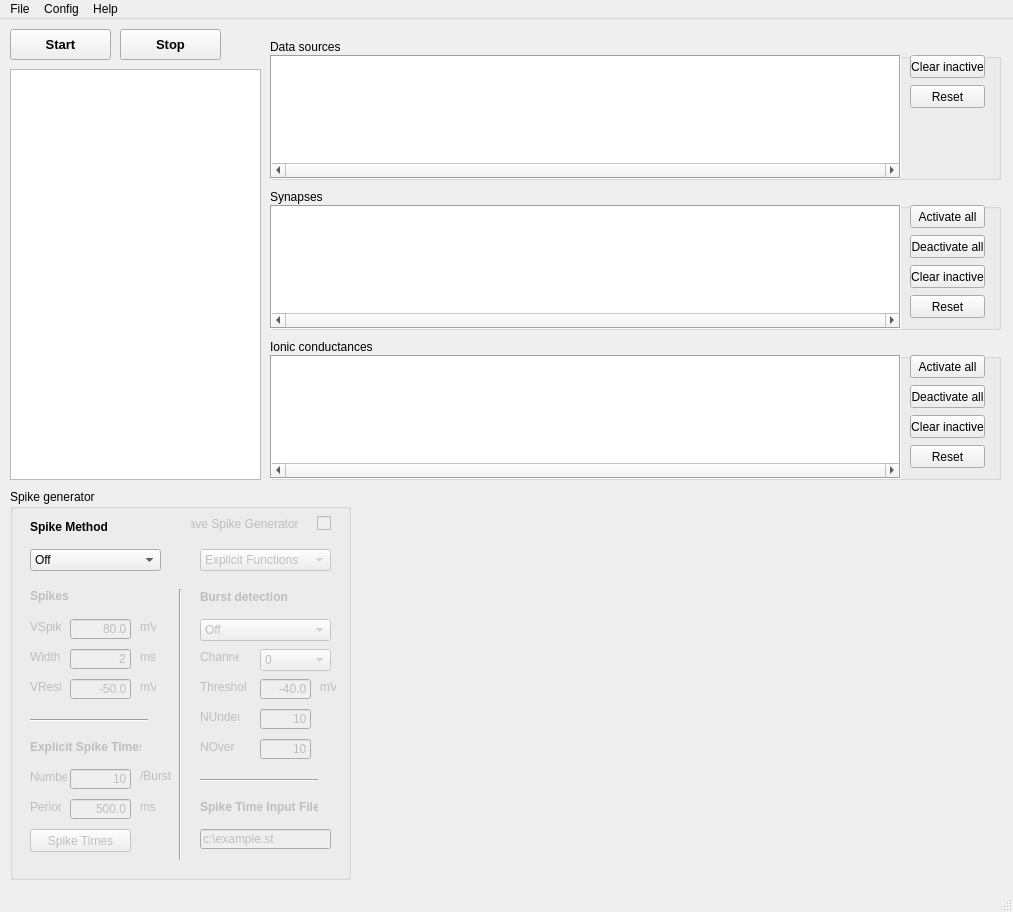
First picture: the form in src/gui/MainWin.ui, repository CompEphys-team/stdpc, before the edit.
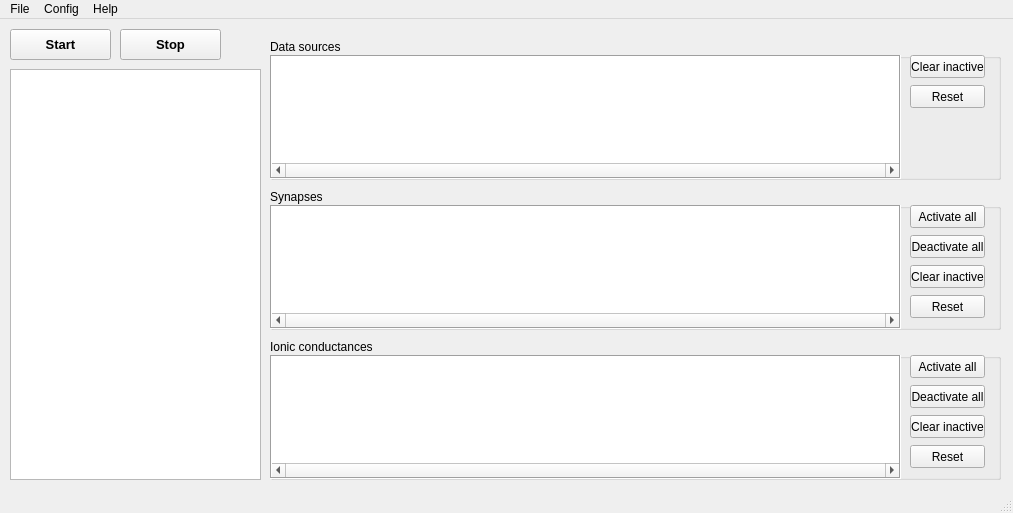
Second picture: the form after the edit. Custom widgets are drawn as their Qt base class.

Commit message:
Folded SpikeGen into Data Sources interface
SGs having instances is a bit pointless, as they'll all behave
identically (except for bias, but, really?). Then again, making SG an
exception among models would confuse the code base (and make future
enhancements more difficult).

Diff of the .ui file:
```diff
--- a/src/gui/MainWin.ui
+++ b/src/gui/MainWin.ui
@@ -7,7 +7,7 @@
     <x>0</x>
     <y>0</y>
     <width>1013</width>
-    <height>912</height>
+    <height>513</height>
    </rect>
   </property>
   <property name="windowTitle">
@@ -218,760 +218,6 @@
      </property>
     </widget>
    </widget>
-   <widget class="QGroupBox" name="groupBox">
-    <property name="geometry">
-     <rect>
-      <x>10</x>
-      <y>470</y>
-      <width>341</width>
-      <height>391</height>
-     </rect>
-    </property>
-    <property name="title">
-     <string>Spike generator</string>
-    </property>
-    <widget class="QComboBox" name="SGMethodCombo">
-     <property name="geometry">
-      <rect>
-       <x>20</x>
-       <y>60</y>
-       <width>131</width>
-       <height>22</height>
-      </rect>
-     </property>
-     <item>
-      <property name="text">
-       <string>Off</string>
-      </property>
-     </item>
-     <item>
-      <property name="text">
-       <string>Explicit spike times</string>
-      </property>
-     </item>
-     <item>
-      <property name="text">
-       <string>Spike times from file</string>
-      </property>
-     </item>
-     <item>
-      <property name="text">
-       <string>Voltage from file</string>
-      </property>
-     </item>
-    </widget>
-    <widget class="QComboBox" name="BurstDetectionCombo">
-     <property name="enabled">
-      <bool>false</bool>
-     </property>
-     <property name="geometry">
-      <rect>
-       <x>190</x>
-       <y>130</y>
-       <width>131</width>
-       <height>22</height>
-      </rect>
-     </property>
-     <item>
-      <property name="text">
-       <string>Off</string>
-      </property>
-     </item>
-     <item>
-      <property name="text">
-       <string>low-&gt;high detection</string>
-      </property>
-     </item>
-     <item>
-      <property name="text">
-       <string>high-&gt;low detection</string>
-      </property>
-     </item>
-    </widget>
-    <widget class="QLabel" name="label_31">
-     <property name="geometry">
-      <rect>
-       <x>20</x>
-       <y>30</y>
-       <width>77</width>
-       <height>16</height>
-      </rect>
-     </property>
-     <property name="font">
-      <font>
-       <weight>75</weight>
-       <bold>true</bold>
-      </font>
-     </property>
-     <property name="text">
-      <string>Spike Method</string>
-     </property>
-    </widget>
-    <widget class="QLabel" name="BurstDetectionL">
-     <property name="enabled">
-      <bool>false</bool>
-     </property>
-     <property name="geometry">
-      <rect>
-       <x>190</x>
-       <y>100</y>
-       <width>87</width>
-       <height>16</height>
-      </rect>
-     </property>
-     <property name="font">
-      <font>
-       <weight>75</weight>
-       <bold>true</bold>
-      </font>
-     </property>
-     <property name="text">
-      <string>Burst detection</string>
-     </property>
-    </widget>
-    <widget class="QLabel" name="SpikesL">
-     <property name="enabled">
-      <bool>false</bool>
-     </property>
-     <property name="geometry">
-      <rect>
-       <x>20</x>
-       <y>100</y>
-       <width>46</width>
-       <height>14</height>
-      </rect>
-     </property>
-     <property name="font">
-      <font>
-       <weight>75</weight>
-       <bold>true</bold>
-      </font>
-     </property>
-     <property name="text">
-      <string>Spikes</string>
-     </property>
-    </widget>
-    <widget class="QLabel" name="VSpikeL">
-     <property name="enabled">
-      <bool>false</bool>
-     </property>
-     <property name="geometry">
-      <rect>
-       <x>20</x>
-       <y>130</y>
-       <width>31</width>
-       <height>16</height>
-      </rect>
-     </property>
-     <property name="text">
-      <string>VSpike</string>
-     </property>
-    </widget>
-    <widget class="QLineEdit" name="VSpikeE">
-     <property name="enabled">
-      <bool>false</bool>
-     </property>
-     <property name="geometry">
-      <rect>
-       <x>60</x>
-       <y>130</y>
-       <width>61</width>
-       <height>20</height>
-      </rect>
-     </property>
-     <property name="inputMask">
-      <string/>
-     </property>
-     <property name="text">
-      <string>80.0</string>
-     </property>
-     <property name="maxLength">
-      <number>8</number>
-     </property>
-     <property name="alignment">
-      <set>Qt::AlignRight|Qt::AlignTrailing|Qt::AlignVCenter</set>
-     </property>
-    </widget>
-    <widget class="QLabel" name="VSpikeU">
-     <property name="enabled">
-      <bool>false</bool>
-     </property>
-     <property name="geometry">
-      <rect>
-       <x>130</x>
-       <y>130</y>
-       <width>16</width>
-       <height>16</height>
-      </rect>
-     </property>
-     <property name="text">
-      <string>mV</string>
-     </property>
-    </widget>
-    <widget class="QLabel" name="WidthL">
-     <property name="enabled">
-      <bool>false</bool>
-     </property>
-     <property name="geometry">
-      <rect>
-       <x>20</x>
-       <y>160</y>
-       <width>31</width>
-       <height>16</height>
-      </rect>
-     </property>
-     <property name="text">
-      <string>Width</string>
-     </property>
-    </widget>
-    <widget class="QLineEdit" name="WidthE">
-     <property name="enabled">
-      <bool>false</bool>
-     </property>
-     <property name="geometry">
-      <rect>
-       <x>60</x>
-       <y>160</y>
-       <width>61</width>
-       <height>20</height>
-      </rect>
-     </property>
-     <property name="inputMask">
-      <string/>
-     </property>
-     <property name="text">
-      <string>2</string>
-     </property>
-     <property name="maxLength">
-      <number>8</number>
-     </property>
-     <property name="alignment">
-      <set>Qt::AlignRight|Qt::AlignTrailing|Qt::AlignVCenter</set>
-     </property>
-    </widget>
-    <widget class="QLabel" name="WidthU">
-     <property name="enabled">
-      <bool>false</bool>
-     </property>
-     <property name="geometry">
-      <rect>
-       <x>130</x>
-       <y>160</y>
-       <width>16</width>
-       <height>16</height>
-      </rect>
-     </property>
-     <property name="text">
-      <string>ms</string>
-     </property>
-    </widget>
-    <widget class="QLabel" name="VRestL">
-     <property name="enabled">
-      <bool>false</bool>
-     </property>
-     <property name="geometry">
-      <rect>
-       <x>20</x>
-       <y>190</y>
-       <width>31</width>
-       <height>16</height>
-      </rect>
-     </property>
-     <property name="text">
-      <string>VRest</string>
-     </property>
-    </widget>
-    <widget class="QLineEdit" name="VRestE">
-     <property name="enabled">
-      <bool>false</bool>
-     </property>
-     <property name="geometry">
-      <rect>
-       <x>60</x>
-       <y>190</y>
-       <width>61</width>
-       <height>20</height>
-      </rect>
-     </property>
-     <property name="inputMask">
-      <string/>
-     </property>
-     <property name="text">
-      <string>-50.0</string>
-     </property>
-     <property name="maxLength">
-      <number>8</number>
-     </property>
-     <property name="alignment">
-      <set>Qt::AlignRight|Qt::AlignTrailing|Qt::AlignVCenter</set>
-     </property>
-    </widget>
-    <widget class="QLabel" name="VRestU">
-     <property name="enabled">
-      <bool>false</bool>
-     </property>
-     <property name="geometry">
-      <rect>
-       <x>130</x>
-       <y>190</y>
-       <width>16</width>
-       <height>16</height>
-      </rect>
-     </property>
-     <property name="text">
-      <string>mV</string>
-     </property>
-    </widget>
-    <widget class="QLabel" name="ExplicitSpikeTimesL">
-     <property name="enabled">
-      <bool>false</bool>
-     </property>
-     <property name="geometry">
-      <rect>
-       <x>20</x>
-       <y>250</y>
-       <width>111</width>
-       <height>16</height>
-      </rect>
-     </property>
-     <property name="font">
-      <font>
-       <weight>75</weight>
-       <bold>true</bold>
-      </font>
-     </property>
-     <property name="text">
-      <string>Explicit Spike Times</string>
-     </property>
-    </widget>
-    <widget class="QLineEdit" name="NumberE">
-     <property name="enabled">
-      <bool>false</bool>
-     </property>
-     <property name="geometry">
-      <rect>
-       <x>60</x>
-       <y>280</y>
-       <width>61</width>
-       <height>20</height>
-      </rect>
-     </property>
-     <property name="inputMask">
-      <string/>
-     </property>
-     <property name="text">
-      <string>10</string>
-     </property>
-     <property name="maxLength">
-      <number>2</number>
-     </property>
-     <property name="alignment">
-      <set>Qt::AlignRight|Qt::AlignTrailing|Qt::AlignVCenter</set>
-     </property>
-    </widget>
-    <widget class="QLabel" name="NumberL">
-     <property name="enabled">
-      <bool>false</bool>
-     </property>
-     <property name="geometry">
-      <rect>
-       <x>20</x>
-       <y>280</y>
-       <width>37</width>
-       <height>16</height>
-      </rect>
-     </property>
-     <property name="text">
-      <string>Number</string>
-     </property>
-    </widget>
-    <widget class="QLabel" name="NumberU">
-     <property name="enabled">
-      <bool>false</bool>
-     </property>
-     <property name="geometry">
-      <rect>
-       <x>130</x>
-       <y>280</y>
-       <width>46</width>
-       <height>14</height>
-      </rect>
-     </property>
-     <property name="text">
-      <string>/Burst</string>
-     </property>
-    </widget>
-    <widget class="QLineEdit" name="PeriodE">
-     <property name="enabled">
-      <bool>false</bool>
-     </property>
-     <property name="geometry">
-      <rect>
-       <x>60</x>
-       <y>310</y>
-       <width>61</width>
-       <height>20</height>
-      </rect>
-     </property>
-     <property name="inputMask">
-      <string/>
-     </property>
-     <property name="text">
-      <string>500.0</string>
-     </property>
-     <property name="maxLength">
-      <number>8</number>
-     </property>
-     <property name="alignment">
-      <set>Qt::AlignRight|Qt::AlignTrailing|Qt::AlignVCenter</set>
-     </property>
-    </widget>
-    <widget class="QLabel" name="PeriodL">
-     <property name="enabled">
-      <bool>false</bool>
-     </property>
-     <property name="geometry">
-      <rect>
-       <x>20</x>
-       <y>310</y>
-       <width>31</width>
-       <height>16</height>
-      </rect>
-     </property>
-     <property name="text">
-      <string>Period</string>
-     </property>
-    </widget>
-    <widget class="QLabel" name="PeriodU">
-     <property name="enabled">
-      <bool>false</bool>
-     </property>
-     <property name="geometry">
-      <rect>
-       <x>130</x>
-       <y>310</y>
-       <width>16</width>
-       <height>16</height>
-      </rect>
-     </property>
-     <property name="text">
-      <string>ms</string>
-     </property>
-    </widget>
-    <widget class="QPushButton" name="SpikeTimesBut">
-     <property name="enabled">
-      <bool>false</bool>
-     </property>
-     <property name="geometry">
-      <rect>
-       <x>20</x>
-       <y>340</y>
-       <width>101</width>
-       <height>23</height>
-      </rect>
-     </property>
-     <property name="text">
-      <string>Spike Times</string>
-     </property>
-    </widget>
-    <widget class="QLabel" name="ChannelL">
-     <property name="enabled">
-      <bool>false</bool>
-     </property>
-     <property name="geometry">
-      <rect>
-       <x>190</x>
-       <y>160</y>
-       <width>39</width>
-       <height>16</height>
-      </rect>
-     </property>
-     <property name="text">
-      <string>Channel</string>
-     </property>
-    </widget>
-    <widget class="QLineEdit" name="ThresholdE">
-     <property name="enabled">
-      <bool>false</bool>
-     </property>
-     <property name="geometry">
-      <rect>
-       <x>250</x>
-       <y>190</y>
-       <width>51</width>
-       <height>20</height>
-      </rect>
-     </property>
-     <property name="inputMask">
-      <string/>
-     </property>
-     <property name="text">
-      <string>-40.0</string>
-     </property>
-     <property name="maxLength">
-      <number>8</number>
-     </property>
-     <property name="alignment">
-      <set>Qt::AlignRight|Qt::AlignTrailing|Qt::AlignVCenter</set>
-     </property>
-    </widget>
-    <widget class="QLabel" name="ThresholdL">
-     <property name="enabled">
-      <bool>false</bool>
-     </property>
-     <property name="geometry">
-      <rect>
-       <x>190</x>
-       <y>190</y>
-       <width>47</width>
-       <height>16</height>
-      </rect>
-     </property>
-     <property name="text">
-      <string>Threshold</string>
-     </property>
-    </widget>
-    <widget class="QLabel" name="ThresholdU">
-     <property name="enabled">
-      <bool>false</bool>
-     </property>
-     <property name="geometry">
-      <rect>
-       <x>310</x>
-       <y>190</y>
-       <width>16</width>
-       <height>16</height>
-      </rect>
-     </property>
-     <property name="text">
-      <string>mV</string>
-     </property>
-    </widget>
-    <widget class="QLineEdit" name="NUnderE">
-     <property name="enabled">
-      <bool>false</bool>
-     </property>
-     <property name="geometry">
-      <rect>
-       <x>250</x>
-       <y>220</y>
-       <width>51</width>
-       <height>20</height>
-      </rect>
-     </property>
-     <property name="inputMask">
-      <string/>
-     </property>
-     <property name="text">
-      <string>10</string>
-     </property>
-     <property name="maxLength">
-      <number>8</number>
-     </property>
-     <property name="alignment">
-      <set>Qt::AlignRight|Qt::AlignTrailing|Qt::AlignVCenter</set>
-     </property>
-    </widget>
-    <widget class="QLabel" name="NUnderL">
-     <property name="enabled">
-      <bool>false</bool>
-     </property>
-     <property name="geometry">
-      <rect>
-       <x>190</x>
-       <y>220</y>
-       <width>39</width>
-       <height>16</height>
-      </rect>
-     </property>
-     <property name="text">
-      <string>NUnder</string>
-     </property>
-    </widget>
-    <widget class="QLineEdit" name="NOverE">
-     <property name="enabled">
-      <bool>false</bool>
-     </property>
-     <property name="geometry">
-      <rect>
-       <x>250</x>
-       <y>250</y>
-       <width>51</width>
-       <height>20</height>
-      </rect>
-     </property>
-     <property name="inputMask">
-      <string/>
-     </property>
-     <property name="text">
-      <string>10</string>
-     </property>
-     <property name="maxLength">
-      <number>8</number>
-     </property>
-     <property name="alignment">
-      <set>Qt::AlignRight|Qt::AlignTrailing|Qt::AlignVCenter</set>
-     </property>
-    </widget>
-    <widget class="QLabel" name="NOverL">
-     <property name="enabled">
-      <bool>false</bool>
-     </property>
-     <property name="geometry">
-      <rect>
-       <x>190</x>
-       <y>250</y>
-       <width>39</width>
-       <height>16</height>
-      </rect>
-     </property>
-     <property name="text">
-      <string>NOver</string>
-     </property>
-    </widget>
-    <widget class="Line" name="line">
-     <property name="geometry">
-      <rect>
-       <x>20</x>
-       <y>230</y>
-       <width>118</width>
-       <height>3</height>
-      </rect>
-     </property>
-     <property name="orientation">
-      <enum>Qt::Horizontal</enum>
-     </property>
-    </widget>
-    <widget class="Line" name="line_2">
-     <property name="geometry">
-      <rect>
-       <x>190</x>
-       <y>290</y>
-       <width>118</width>
-       <height>3</height>
-      </rect>
-     </property>
-     <property name="orientation">
-      <enum>Qt::Horizontal</enum>
-     </property>
-    </widget>
-    <widget class="Line" name="line_3">
-     <property name="geometry">
-      <rect>
-       <x>160</x>
-       <y>100</y>
-       <width>20</width>
-       <height>271</height>
-      </rect>
-     </property>
-     <property name="orientation">
-      <enum>Qt::Vertical</enum>
-     </property>
-    </widget>
-    <widget class="QLabel" name="STInputFileL">
-     <property name="enabled">
-      <bool>false</bool>
-     </property>
-     <property name="geometry">
-      <rect>
-       <x>190</x>
-       <y>310</y>
-       <width>118</width>
-       <height>16</height>
-      </rect>
-     </property>
-     <property name="font">
-      <font>
-       <weight>75</weight>
-       <bold>true</bold>
-      </font>
-     </property>
-     <property name="text">
-      <string>Spike Time Input File</string>
-     </property>
-    </widget>
-    <widget class="QLineEdit" name="STInputFileE">
-     <property name="enabled">
-      <bool>false</bool>
-     </property>
-     <property name="geometry">
-      <rect>
-       <x>190</x>
-       <y>340</y>
-       <width>131</width>
-       <height>20</height>
-      </rect>
-     </property>
-     <property name="text">
-      <string>c:\example.st</string>
-     </property>
-    </widget>
-    <widget class="QComboBox" name="SGLUTableCombo">
-     <property name="enabled">
-      <bool>false</bool>
-     </property>
-     <property name="geometry">
-      <rect>
-       <x>190</x>
-       <y>60</y>
-       <width>131</width>
-       <height>22</height>
-      </rect>
-     </property>
-     <item>
-      <property name="text">
-       <string>Explicit Functions</string>
-      </property>
-     </item>
-     <item>
-      <property name="text">
-       <string>Lookup Tables</string>
-      </property>
-     </item>
-    </widget>
-    <widget class="WideComboBox" name="SGbdChannelCombo">
-     <property name="enabled">
-      <bool>false</bool>
-     </property>
-     <property name="geometry">
-      <rect>
-       <x>250</x>
-       <y>160</y>
-       <width>71</width>
-       <height>22</height>
-      </rect>
-     </property>
-     <item>
-      <property name="text">
-       <string>0</string>
-      </property>
-     </item>
-     <item>
-      <property name="text">
-       <string>1</string>
-      </property>
-     </item>
-    </widget>
-    <widget class="QCheckBox" name="SGSave">
-     <property name="enabled">
-      <bool>false</bool>
-     </property>
-     <property name="geometry">
-      <rect>
-       <x>180</x>
-       <y>19</y>
-       <width>141</width>
-       <height>31</height>
-      </rect>
-     </property>
-     <property name="layoutDirection">
-      <enum>Qt::RightToLeft</enum>
-     </property>
-     <property name="text">
-      <string>Save Spike Generator    </string>
-     </property>
-    </widget>
-   </widget>
    <widget class="QPushButton" name="StartBut">
     <property name="geometry">
      <rect>
@@ -1231,11 +477,6 @@
   </action>
  </widget>
  <customwidgets>
-  <customwidget>
-   <class>WideComboBox</class>
-   <extends>QComboBox</extends>
-   <header>WideComboBox.h</header>
-  </customwidget>
   <customwidget>
    <class>ComponentTable</class>
    <extends>QTableWidget</extends>
```
The commit also changes 23 other files.
